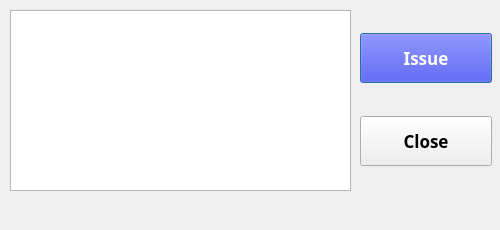
First picture: the form in UI/uifiles/issuebook.ui, repository ayushr01/Library-Management-System, before the edit.
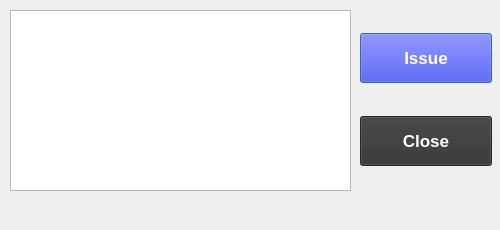
Second picture: the form after the edit.

```diff
--- a/UI/uifiles/issuebook.ui
+++ b/UI/uifiles/issuebook.ui
@@ -30,9 +30,7 @@
   </property>
   <property name="font">
    <font>
-    <family>Trebuchet MS</family>
     <pointsize>13</pointsize>
-    <weight>75</weight>
     <bold>true</bold>
    </font>
   </property>
@@ -95,9 +93,7 @@
    </property>
    <property name="font">
     <font>
-     <family>Trebuchet MS</family>
      <pointsize>13</pointsize>
-     <weight>75</weight>
      <bold>true</bold>
     </font>
    </property>
@@ -115,9 +111,7 @@
       </property>
       <property name="font">
        <font>
-        <family>Trebuchet MS</family>
         <pointsize>13</pointsize>
-        <weight>75</weight>
         <bold>true</bold>
        </font>
       </property>
@@ -140,14 +134,13 @@
       </property>
       <property name="font">
        <font>
-        <family>Trebuchet MS</family>
         <pointsize>13</pointsize>
-        <weight>75</weight>
         <bold>true</bold>
        </font>
       </property>
       <property name="styleSheet">
-       <string notr="true"/>
+       <string notr="true">background-color: #333333;
+color: white;</string>
       </property>
       <property name="text">
        <string>Close</string>
```
Left out of the diff: 4 changed lines with no effect on the pictures.
